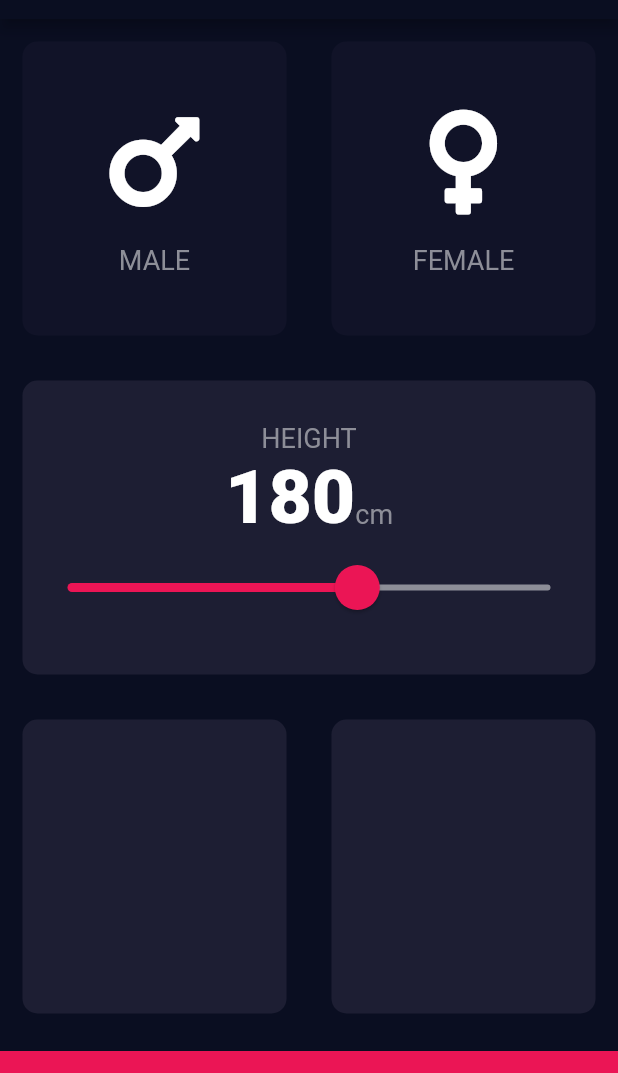
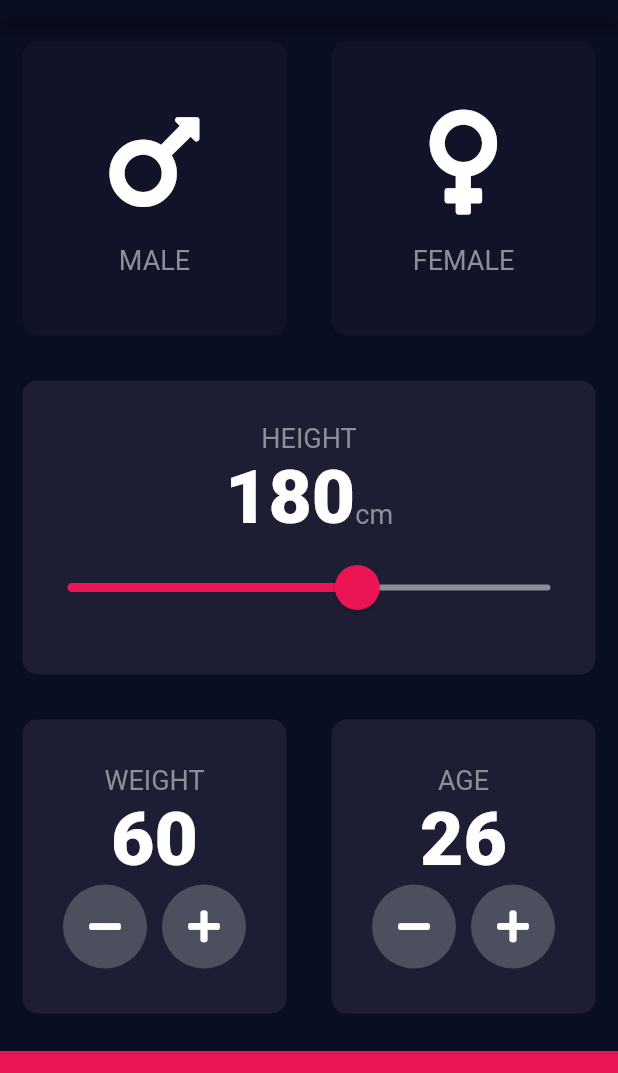
Before and after one commit to henrylong719/flutter_projects, a Flutter app: the screen it shows after launch, on a phone screen of 412 x 824 dp, the part 65-1138 px from its top. Run offline on Flutter 3.47's test engine with Material 2 defaults, Android fonts, the phone set to English and light mode, and no system bars; our stand-ins replace audioplayers, font_awesome_flutter, rflutter_alert.

Commit message:
add front end

```diff
--- a/bmi-calculator-flutter/lib/input_page.dart
+++ b/bmi-calculator-flutter/lib/input_page.dart
@@ -14,6 +14,9 @@
 class _InputPageState extends State<InputPage> {
   Gender selectedGender;
   int height = 180;
+  int weight = 60;
+  int age = 26;
+
   @override
   Widget build(BuildContext context) {
     return Scaffold(
@@ -118,8 +121,78 @@
             Expanded(
               child: Row(
                 children: [
-                  Expanded(child: ReusableCard(colour: kActiveCardColour)),
-                  Expanded(child: ReusableCard(colour: kActiveCardColour)),
+                  Expanded(
+                      child: ReusableCard(
+                    colour: kActiveCardColour,
+                    cardChild: Column(
+                      mainAxisAlignment: MainAxisAlignment.center,
+                      children: [
+                        Text(
+                          'WEIGHT',
+                          style: kLabelTextStyle,
+                        ),
+                        Text(weight.toString(), style: kNumberTextStyle),
+                        Row(
+                          mainAxisAlignment: MainAxisAlignment.center,
+                          children: [
+                            RoundIconButton(
+                                icon: FontAwesomeIcons.minus,
+                                onPress: () {
+                                  setState(() {
+                                    weight--;
+                                  });
+                                }),
+                            SizedBox(width: 10.0),
+                            RoundIconButton(
+                                icon: FontAwesomeIcons.plus,
+                                onPress: () {
+                                  setState(() {
+                                    weight++;
+                                  });
+                                }),
+                          ],
+                        )
+                      ],
+                    ),
+                  )),
+                  Expanded(
+                      child: ReusableCard(
+                          colour: kActiveCardColour,
+                          cardChild: Column(
+                            mainAxisAlignment: MainAxisAlignment.center,
+                            children: [
+                              Text('AGE', style: kLabelTextStyle),
+                              SizedBox(
+                                width: 10.0,
+                              ),
+                              Text(
+                                age.toString(),
+                                style: kNumberTextStyle,
+                              ),
+                              Row(
+                                mainAxisAlignment: MainAxisAlignment.center,
+                                children: [
+                                  RoundIconButton(
+                                    icon: FontAwesomeIcons.minus,
+                                    onPress: () {
+                                      setState(() {
+                                        age--;
+                                      });
+                                    },
+                                  ),
+                                  SizedBox(width: 10.0),
+                                  RoundIconButton(
+                                    icon: FontAwesomeIcons.plus,
+                                    onPress: () {
+                                      setState(() {
+                                        age++;
+                                      });
+                                    },
+                                  )
+                                ],
+                              )
+                            ],
+                          ))),
                 ],
               ),
             ),
@@ -133,3 +206,21 @@
         ));
   }
 }
+
+class RoundIconButton extends StatelessWidget {
+  RoundIconButton({@required this.icon, @required this.onPress});
+  final IconData icon;
+  final Function onPress;
+  @override
+  Widget build(BuildContext context) {
+    return RawMaterialButton(
+      child: Icon(icon),
+      onPressed: onPress,
+      elevation: 0.0,
+      constraints: BoxConstraints.tightFor(width: 56.0, height: 56.0),
+      shape: CircleBorder(),
+      // shape: RoundedRectangleBorder(borderRadius: BorderRadius.circular(10.0)),
+      fillColor: Color(0xFF4C4F5E),
+    );
+  }
+}
```
